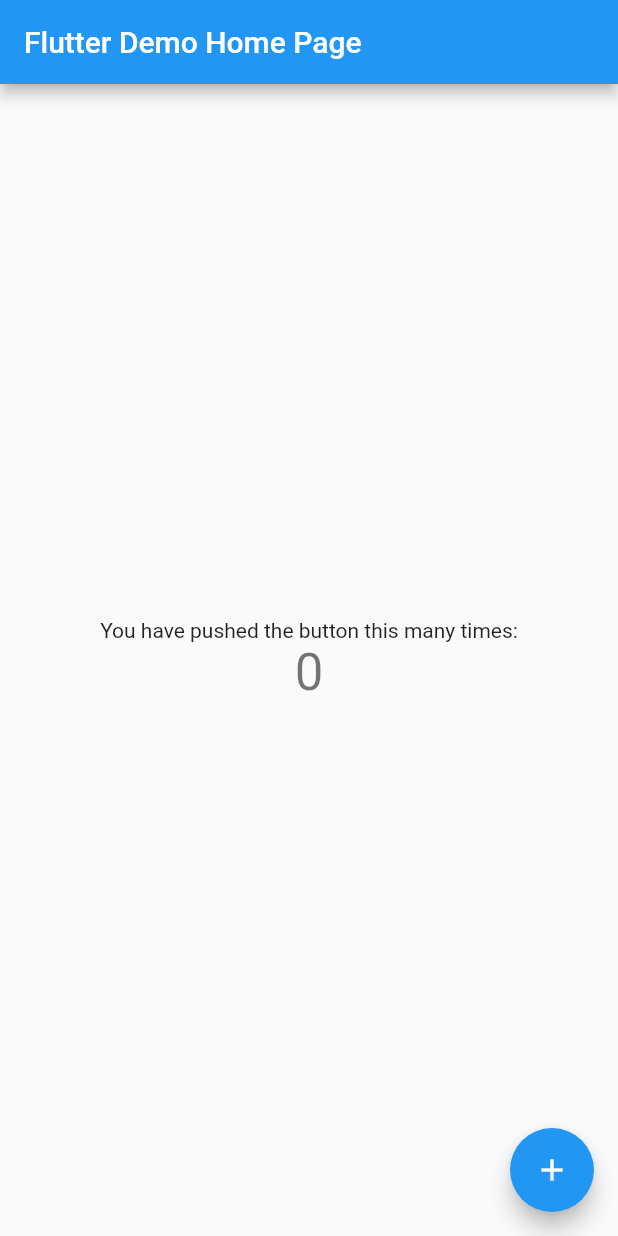
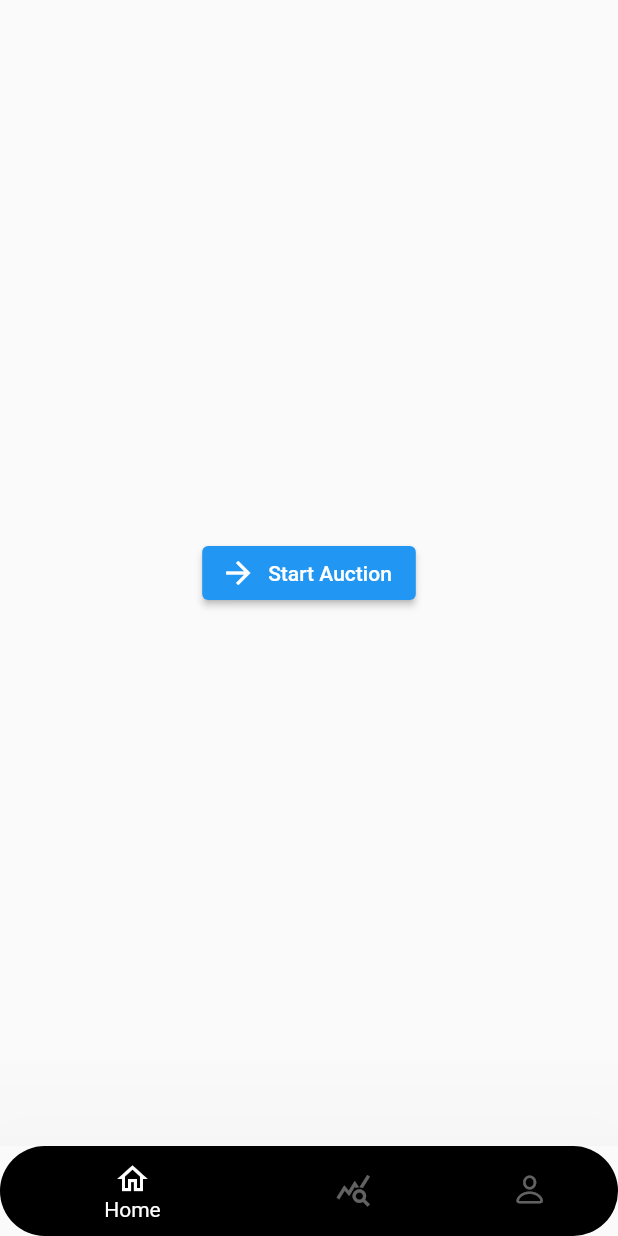
Before and after one commit to kapilkumar2001/Arcadia-Auction, a Flutter app: the screen it shows after launch, on a phone screen of 412 x 824 dp. Run offline on Flutter 3.47's test engine with Material 2 defaults, Android fonts, the phone set to English and light mode, and no system bars.

Commit message:
added auctio player

```diff
--- a/lib/enums/category.dart
+++ b/lib/enums/category.dart
@@ -0,0 +1,6 @@
+enum PlayerCategory {
+  gold,
+  silver,
+  bronze,
+  unassigned,
+}
--- /dev/null
+++ b/lib/enums/player_status.dart
@@ -0,0 +1,4 @@
+enum PlayerStatus {
+  sold,
+  unsold,
+}
--- a/lib/main.dart
+++ b/lib/main.dart
@@ -1,4 +1,8 @@
+import 'package:auctions/provider/players.dart';
+import 'package:auctions/screens/auction_home.dart';
+import 'package:auctions/screens/auction_overview.dart';
 import 'package:flutter/material.dart';
+import 'package:provider/provider.dart';
 
 void main() {
   runApp(MyApp());
@@ -7,12 +11,54 @@
 class MyApp extends StatelessWidget {
   @override
   Widget build(BuildContext context) {
-    return MaterialApp(
-      title: 'Flutter Demo',
-      theme: ThemeData(
-        primarySwatch: Colors.blue,
+    // return MaterialApp(
+    //   title: 'Flutter Demo',
+    //   theme: ThemeData(
+    //     primarySwatch: Colors.blue,
+    //   ),
+    //   home: AuctionOverview(),
+    //   routes: {
+    //     AuctionOverview.routeName: (ctx) => AuctionOverview(),
+    //     AuctionHome.routeName: (ctx) => AuctionHome(),
+    //   },
+    // );
+
+    return MultiProvider(
+      providers: [
+        ChangeNotifierProvider<Players>(
+          create: (_) => Players(),
+        ),
+      ],
+      child: MaterialApp(
+        title: 'Flutter Demo',
+        theme: ThemeData(
+          primarySwatch: Colors.blue,
+        ),
+        home: AuctionOverview(),
+        routes: {
+          AuctionOverview.routeName: (ctx) => AuctionOverview(),
+          AuctionHome.routeName: (ctx) => AuctionHome(),
+        },
+
+        // child: Consumer<Auth>(
+        //   builder: (ctx, auth, _) => MaterialApp(
+        //     title: 'MyShop',
+        //     theme: ThemeData(
+        //       primarySwatch: Colors.purple,
+        //       accentColor: Colors.deepOrange,
+        //       fontFamily: 'lato',
+        //     ),
+        //     home: auth.isAuth ? ProductsOverviewScreen() : AuthScreen(),
+        //     routes: {
+        //       ProductDetailScreen.routeName: (ctx) => ProductDetailScreen(),
+        //       CartScreen.routeName: (ctx) => CartScreen(),
+        //       OrdersScreen.routeName: (ctx) => OrdersScreen(),
+        //       UserProductScreen.routeName: (ctx) => UserProductScreen(),
+        //       EditProductScreen.routeName: (ctx) => EditProductScreen(),
+        //     },
+        // ),
+        // ),
       ),
-      home: MyHomePage(title: 'Flutter Demo Home Page'),
     );
   }
 }
@@ -27,39 +73,8 @@
 }
 
 class _MyHomePageState extends State<MyHomePage> {
-  int _counter = 0;
-
-  void _incrementCounter() {
-    setState(() {
-      _counter++;
-    });
-  }
-
   @override
   Widget build(BuildContext context) {
-    return Scaffold(
-      appBar: AppBar(
-        title: Text(widget.title),
-      ),
-      body: Center(
-        child: Column(
-          mainAxisAlignment: MainAxisAlignment.center,
-          children: <Widget>[
-            Text(
-              'You have pushed the button this many times:',
-            ),
-            Text(
-              '$_counter',
-              style: Theme.of(context).textTheme.headline4,
-            ),
-          ],
-        ),
-      ),
-      floatingActionButton: FloatingActionButton(
-        onPressed: _incrementCounter,
-        tooltip: 'Increment',
-        child: Icon(Icons.add),
-      ),
-    );
+    return AuctionOverview();
   }
 }
--- a/lib/provider/player.dart
+++ b/lib/provider/player.dart
@@ -1,3 +1,5 @@
+import 'package:auctions/enums/category.dart';
+import 'package:auctions/enums/player_status.dart';
 import 'package:flutter/foundation.dart';
 import 'package:flutter/material.dart';
 
@@ -6,13 +8,15 @@
   final String isAdmin;
   final String primaryWeapon;
   final String secondaryWeapon;
-  final String category;
+  final PlayerCategory playerCategory;
+  final PlayerStatus playerStatus;
 
   Player({
     required this.name,
     required this.isAdmin,
     required this.primaryWeapon,
     required this.secondaryWeapon,
-    this.category = '',
+    this.playerCategory = PlayerCategory.unassigned,
+    this.playerStatus = PlayerStatus.unsold,
   });
 }
--- /dev/null
+++ b/lib/provider/players.dart
@@ -0,0 +1,54 @@
+import 'dart:math';
+
+import 'package:auctions/enums/category.dart';
+import 'package:auctions/provider/player.dart';
+import 'package:flutter/material.dart';
+
+class Players with ChangeNotifier {
+  List<Player> soldPlayers = [
+    Player(
+      name: 'Nishant',
+      isAdmin: '0',
+      primaryWeapon: 'lavda',
+      secondaryWeapon: 'chumt',
+      playerCategory: PlayerCategory.gold,
+    ),
+    Player(
+      name: 'Kapil',
+      isAdmin: '0',
+      primaryWeapon: 'naak',
+      secondaryWeapon: 'gaand',
+      playerCategory: PlayerCategory.silver,
+    ),
+  ];
+
+  List<Player> unsoldPlayers = [
+    Player(
+      name: 'Nishant-noob',
+      isAdmin: '0',
+      primaryWeapon: 'lavda',
+      secondaryWeapon: 'chumt',
+      playerCategory: PlayerCategory.silver,
+    ),
+    Player(
+      name: 'Kapil-noob',
+      isAdmin: '0',
+      primaryWeapon: 'naak',
+      secondaryWeapon: 'gaand',
+      playerCategory: PlayerCategory.bronze,
+    ),
+  ];
+
+  List<Player> get getSoldPlayers => soldPlayers;
+  List<Player> get getUnsoldPlayers => unsoldPlayers;
+  Player get getNextUnsoldPlayer {
+    Random random = new Random();
+    return unsoldPlayers.elementAt(random.nextInt(soldPlayers.length));
+  }
+
+  void addSoldPlayer(Player p) {
+    soldPlayers.add(p);
+    unsoldPlayers.removeWhere((elem) => p.name == elem.name);
+    notifyListeners();
+  }
+}
--- /dev/null
+++ b/lib/screens/auction_home.dart
@@ -0,0 +1,27 @@
+import 'package:auctions/provider/player.dart';
+import 'package:auctions/provider/players.dart';
+import 'package:flutter/material.dart';
+import 'package:provider/provider.dart';
+
+class AuctionHome extends StatefulWidget {
+  static const routeName = '/auction-home';
+  @override
+  _AuctionHomeState createState() => _AuctionHomeState();
+}
+
+class _AuctionHomeState extends State<AuctionHome> {
+  @override
+  Widget build(BuildContext context) {
+    List<Player> soldPlayers = Provider.of<Players>(context).getSoldPlayers;
+    List<Player> unsoldPlayers = Provider.of<Players>(context).getUnsoldPlayers;
+    return Center(
+      child: ElevatedButton.icon(
+        onPressed: () {
+          Navigator.of(context).pushNamed();
+        },
+        icon: Icon(Icons.arrow_forward),
+        label: Text('Start Auction'),
+      ),
+    );
+  }
+}
--- /dev/null
+++ b/lib/screens/auction_overview.dart
@@ -0,0 +1,72 @@
+import 'package:auctions/screens/auction_home.dart';
+import 'package:flutter/cupertino.dart';
+import 'package:flutter/material.dart';
+
+class AuctionOverview extends StatefulWidget {
+  static const routeName = '\auction-overview';
+  @override
+  _AuctionOverviewState createState() => _AuctionOverviewState();
+}
+
+class _AuctionOverviewState extends State<AuctionOverview> {
+  int _currentIndex = 0;
+  List<BottomNavigationBarItem> _item = [
+    BottomNavigationBarItem(
+        icon: Icon(Icons.home_outlined),
+        label: "Home",
+        backgroundColor: Colors.black),
+    BottomNavigationBarItem(
+        icon: Icon(Icons.query_stats_outlined),
+        label: "Status",
+        backgroundColor: Colors.black),
+    BottomNavigationBarItem(
+        icon: Icon(CupertinoIcons.person),
+        label: "Profile",
+        backgroundColor: Colors.black),
+  ];
+
+  static List<Widget> _tabs = <Widget>[
+    AuctionHome(),
+    Center(
+      child: Text(
+        'Chat Page - Under Construction',
+        style: TextStyle(fontSize: 30, fontWeight: FontWeight.bold),
+      ),
+    ),
+    Center(
+      child: Text('profile'),
+    )
+  ];
+
+  void _onTapped(int index) {
+    setState(() {
+      _currentIndex = index;
+    });
+  }
+
+  @override
+  Widget build(BuildContext context) {
+    return Scaffold(
+      bottomNavigationBar: Material(
+        elevation: 100,
+        child: Container(
+          height: 60,
+          width: 600,
+          child: ClipRRect(
+            borderRadius: BorderRadius.all(Radius.circular(30.0)),
+            child: BottomNavigationBar(
+              items: _item,
+              type: BottomNavigationBarType.shifting,
+              currentIndex: _currentIndex,
+              // selectedItemColor: Colors.white38,
+              unselectedItemColor: Colors.white38,
+              onTap: _onTapped,
+              // backgroundColor: Colors.white38,
+            ),
+          ),
+        ),
+      ),
+      body: _tabs[_currentIndex],
+    );
+  }
+}
--- /dev/null
+++ b/lib/screens/auction_player.dart
@@ -0,0 +1,17 @@
+import 'package:flutter/material.dart';
+
+class AuctionPlayer extends StatefulWidget {
+  const AuctionPlayer({ Key? key }) : super(key: key);
+
+  @override
+  _AuctionPlayerState createState() => _AuctionPlayerState();
+}
+
+class _AuctionPlayerState extends State<AuctionPlayer> {
+  @override
+  Widget build(BuildContext context) {
+    return Container(
+
+    );
+  }
+}
--- a/pubspec.yaml
+++ b/pubspec.yaml
@@ -28,6 +28,7 @@
   # The following adds the Cupertino Icons font to your application.
   # Use with the CupertinoIcons class for iOS style icons.
   cupertino_icons: ^1.0.2
+  provider: ^6.0.0
 
 dev_dependencies:
   flutter_test:
```
Also changed, not shown: pubspec.lock.
